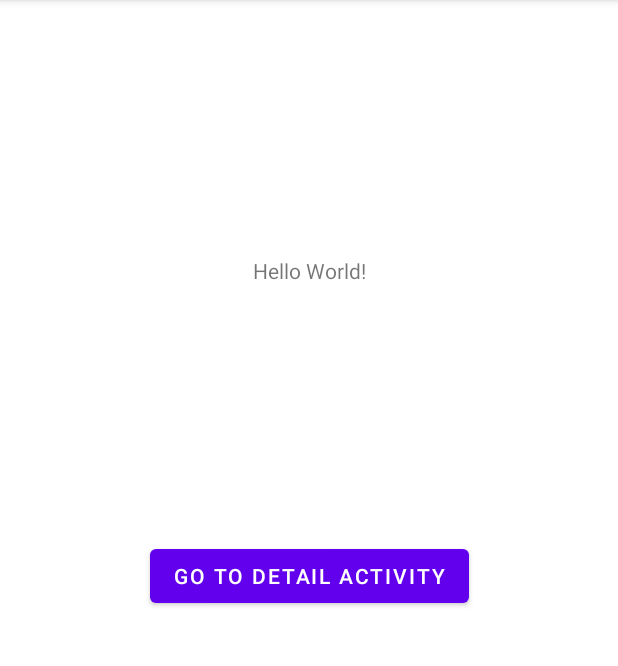
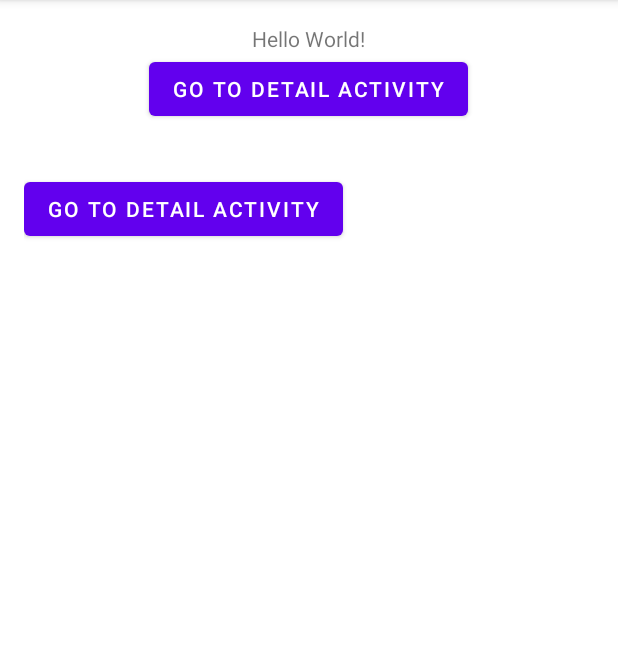
Before and after one commit to armorycodes/android-activity-result, an Android app: the screen it shows after launch (MainActivity), on a phone screen of 412 x 824 dp, the part 84-750 px from its top. Run offline under Robolectric (Android 15) with nearby library versions, the phone set to English and light mode, and no system bars.

Commit message:
update: fragment activity result

```diff
--- a/app/src/main/java/com/frogobox/research/ui/main/MainActivity.kt
+++ b/app/src/main/java/com/frogobox/research/ui/main/MainActivity.kt
@@ -9,7 +9,8 @@ import com.frogobox.research.core.BaseBindActivity
 import com.frogobox.research.databinding.ActivityMainBinding
 import com.frogobox.research.ui.detail.DetailActivity
 import com.frogobox.research.util.Constant
-import com.frogobox.research.util.Constant.ResultCode.RESULT_CODE_FROM_DETAIL
+import com.frogobox.research.util.Constant.ResultCode.RESULT_CODE_FROM_DETAIL_TO_ACTIVITY
+import com.frogobox.research.util.Constant.ResultCode.RESULT_CODE_FROM_DETAIL_TO_FRAGMENT
 
 class MainActivity : BaseBindActivity<ActivityMainBinding>() {
 
@@ -19,12 +20,22 @@ class MainActivity : BaseBindActivity<ActivityMainBinding>() {
 
     private val viewModel: MainViewModel by viewModels()
 
-    private var startActivityResult = registerForActivityResult(ActivityResultContracts.StartActivityForResult()) { result ->
-        if (result.resultCode == RESULT_CODE_FROM_DETAIL) {
+    var startActivityResult = registerForActivityResult(ActivityResultContracts.StartActivityForResult()) { result ->
+        if (result.resultCode == RESULT_CODE_FROM_DETAIL_TO_ACTIVITY) {
             // There are no request codes
             val data: Intent? = result.data
+            val text = data?.getStringExtra(Constant.Extra.RESULT_EXTRA_DATA)
+
             Log.d(TAG, "Result : ${data?.getStringExtra(Constant.Extra.EXTRA_DATA)}")
-            binding.tvMain.text = data?.getStringExtra(Constant.Extra.RESULT_EXTRA_DATA)
+            binding.tvMain.text = text
+
+        } else if (result.resultCode == RESULT_CODE_FROM_DETAIL_TO_FRAGMENT) {
+            val data: Intent? = result.data
+            val text = data?.getStringExtra(Constant.Extra.RESULT_EXTRA_DATA)
+
+            supportFragmentManager.beginTransaction()
+                .replace(binding.fragmentContainerView.id, MainFragment.newInstance(text))
+                .commit()
         }
     }
 
@@ -46,9 +57,13 @@ class MainActivity : BaseBindActivity<ActivityMainBinding>() {
         super.initView()
         binding.apply {
 
+            supportFragmentManager.beginTransaction()
+                .replace(fragmentContainerView.id, MainFragment.newInstance())
+                .commit()
+
             btnGoToDetail.setOnClickListener {
                 startActivityResult.launch(Intent(this@MainActivity, DetailActivity::class.java).apply {
-                    putExtra(Constant.Extra.EXTRA_DATA, "Hello World !!!")
+                    putExtra(Constant.Extra.EXTRA_DATA, "Hello World From Activity !!!")
                 })
             }
 
--- a/app/src/main/java/com/frogobox/research/ui/main/MainFragment.kt
+++ b/app/src/main/java/com/frogobox/research/ui/main/MainFragment.kt
@@ -1,5 +1,6 @@
 package com.frogobox.research.ui.main
 
+import android.content.Intent
 import android.os.Bundle
 import android.util.Log
 import android.view.LayoutInflater
@@ -8,11 +9,22 @@ import android.view.ViewGroup
 import androidx.fragment.app.viewModels
 import com.frogobox.research.core.BaseBindFragment
 import com.frogobox.research.databinding.FragmentMainBinding
+import com.frogobox.research.ui.detail.DetailActivity
+import com.frogobox.research.util.Constant
 
 class MainFragment : BaseBindFragment<FragmentMainBinding>() {
 
     companion object {
-        private val TAG: String = MainFragment::class.java.simpleName
+
+        val TAG: String = MainFragment::class.java.simpleName
+
+        const val EXTRA_FRAGMENT = "extra_fragment"
+
+        fun newInstance(data: String? = null) = MainFragment().apply {
+            arguments = Bundle().apply {
+                putString(EXTRA_FRAGMENT, data)
+            }
+        }
     }
 
     private val viewModel: MainViewModel by viewModels()
@@ -38,6 +50,16 @@ class MainFragment : BaseBindFragment<FragmentMainBinding>() {
     override fun initView() {
         super.initView()
         binding.apply {
+            if (arguments != null) {
+                tvMain.text = arguments?.getString(EXTRA_FRAGMENT)
+            }
+
+            btnGoToDetail.setOnClickListener {
+                (activity as MainActivity).startActivityResult.launch(Intent(requireActivity(), DetailActivity::class.java).apply {
+                    putExtra(Constant.Extra.EXTRA_DATA, "Hello World From Fragment!!!")
+                    putExtra(Constant.Extra.EXTRA_KEY_FRAGMENT, true)
+                })
+            }
 
         }
     }
--- a/app/src/main/java/com/frogobox/research/util/Constant.kt
+++ b/app/src/main/java/com/frogobox/research/util/Constant.kt
@@ -13,12 +13,14 @@ package com.frogobox.research.util
 object Constant {
 
     object ResultCode {
-        const val RESULT_CODE_FROM_DETAIL = 100
+        const val RESULT_CODE_FROM_DETAIL_TO_ACTIVITY = 100
+        const val RESULT_CODE_FROM_DETAIL_TO_FRAGMENT = 200
     }
 
     object Extra {
         const val EXTRA_DATA = "EXTRA_DATA"
         const val RESULT_EXTRA_DATA = "RESULT_EXTRA_DATA"
+        const val EXTRA_KEY_FRAGMENT = "EXTRA_KEY_FRAGMENT"
     }
 
 }
--- a/app/src/main/res/layout/activity_main.xml
+++ b/app/src/main/res/layout/activity_main.xml
@@ -6,24 +6,39 @@
     android:layout_height="match_parent"
     tools:context=".ui.main.MainActivity">
 
-    <Button
-        android:id="@+id/btn_go_to_detail"
-        android:layout_width="wrap_content"
+    <LinearLayout
+        android:id="@+id/container"
+        android:layout_width="match_parent"
         android:layout_height="wrap_content"
-        android:text="Go To Detail Activity"
-        app:layout_constraintBottom_toBottomOf="parent"
+        android:gravity="center"
+        android:orientation="vertical"
+        android:padding="16dp"
         app:layout_constraintEnd_toEndOf="parent"
         app:layout_constraintStart_toStartOf="parent"
-        app:layout_constraintTop_toTopOf="parent" />
+        app:layout_constraintTop_toTopOf="parent">
 
         <TextView
             android:id="@+id/tv_main"
             android:layout_width="wrap_content"
             android:layout_height="wrap_content"
-        android:text="Hello World!"
-        app:layout_constraintBottom_toTopOf="@id/btn_go_to_detail"
+            android:text="Hello World!" />
+
+        <Button
+            android:id="@+id/btn_go_to_detail"
+            android:layout_width="wrap_content"
+            android:layout_height="wrap_content"
+            android:text="Go To Detail Activity" />
+
+
+    </LinearLayout>
+
+    <FrameLayout
+        android:id="@+id/fragment_container_view"
+        android:layout_width="0dp"
+        android:layout_height="0dp"
+        app:layout_constraintBottom_toBottomOf="parent"
         app:layout_constraintEnd_toEndOf="parent"
         app:layout_constraintStart_toStartOf="parent"
-        app:layout_constraintTop_toTopOf="parent" />
+        app:layout_constraintTop_toBottomOf="@id/container" />
 
 </androidx.constraintlayout.widget.ConstraintLayout>
--- a/app/src/main/res/layout/fragment_main.xml
+++ b/app/src/main/res/layout/fragment_main.xml
@@ -1,14 +1,23 @@
 <?xml version="1.0" encoding="utf-8"?>
-<FrameLayout xmlns:android="http://schemas.android.com/apk/res/android"
+<LinearLayout xmlns:android="http://schemas.android.com/apk/res/android"
+    xmlns:app="http://schemas.android.com/apk/res-auto"
     xmlns:tools="http://schemas.android.com/tools"
     android:layout_width="match_parent"
     android:layout_height="match_parent"
-    tools:context=".ui.main.MainFragment">
+    android:orientation="vertical"
+    android:padding="16dp"
+    tools:context=".ui.main.MainActivity">
 
-    <!-- TODO: Update blank fragment layout -->
+    <Button
+        android:id="@+id/btn_go_to_detail"
+        android:layout_width="wrap_content"
+        android:layout_height="wrap_content"
+        android:text="Go To Detail Activity" />
+
     <TextView
-        android:layout_width="match_parent"
-        android:layout_height="match_parent"
-        android:text="@string/hello_blank_fragment" />
+        android:id="@+id/tv_main"
+        android:layout_width="wrap_content"
+        android:layout_height="wrap_content"
+        android:text="Hello World!" />
 
-</FrameLayout>
+</LinearLayout>
```
Also changed, not shown: app/src/main/java/com/frogobox/research/ui/detail/DetailActivity.kt (+12 -4 lines). Lines whose indentation alone changed are shown as unchanged.
